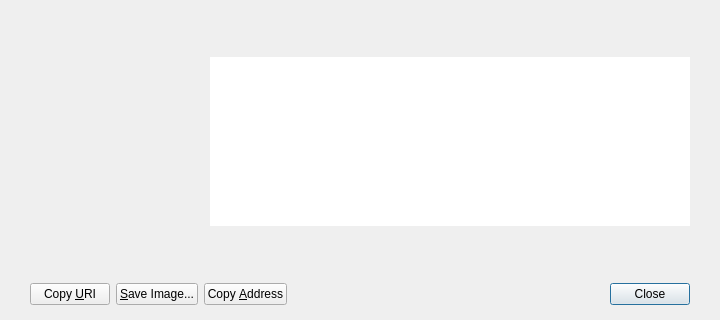
Above: src/qt/forms/receiverequestdialog.ui from Runebase/runebase before the change. Below: the same form after it.
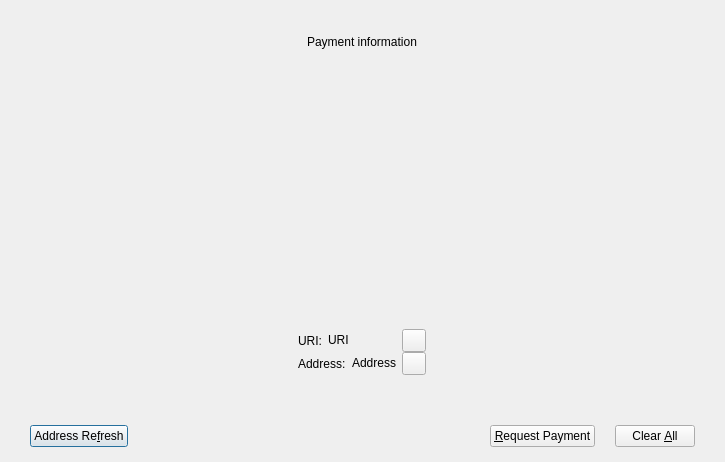
That is the form after the change. Custom widgets are drawn as their Qt base class.

Patch:
```diff
--- a/src/qt/forms/receiverequestdialog.ui
+++ b/src/qt/forms/receiverequestdialog.ui
@@ -6,8 +6,8 @@
    <rect>
     <x>0</x>
     <y>0</y>
-    <width>720</width>
-    <height>320</height>
+    <width>725</width>
+    <height>462</height>
    </rect>
   </property>
   <layout class="QVBoxLayout" name="verticalLayout_2">
@@ -18,7 +18,7 @@
     <number>0</number>
    </property>
    <property name="topMargin">
-    <number>15</number>
+    <number>0</number>
    </property>
    <property name="rightMargin">
     <number>0</number>
@@ -27,20 +27,87 @@
     <number>0</number>
    </property>
    <item>
+    <spacer name="verticalSpacer">
+     <property name="orientation">
+      <enum>Qt::Vertical</enum>
+     </property>
+     <property name="sizeHint" stdset="0">
+      <size>
+       <width>20</width>
+       <height>1</height>
+      </size>
+     </property>
+    </spacer>
+   </item>
+   <item>
+    <widget class="QWidget" name="widgetPaymentInformation" native="true">
     <layout class="QVBoxLayout" name="verticalLayout">
      <property name="spacing">
+       <number>15</number>
+      </property>
+      <property name="leftMargin">
+       <number>30</number>
+      </property>
+      <property name="topMargin">
+       <number>30</number>
+      </property>
+      <property name="rightMargin">
+       <number>30</number>
+      </property>
+      <property name="bottomMargin">
+       <number>30</number>
+      </property>
+      <item alignment="Qt::AlignHCenter|Qt::AlignVCenter">
+       <widget class="QLabel" name="labelPaymentInformation">
+        <property name="sizePolicy">
+         <sizepolicy hsizetype="Preferred" vsizetype="Maximum">
+          <horstretch>0</horstretch>
+          <verstretch>0</verstretch>
+         </sizepolicy>
+        </property>
+        <property name="text">
+         <string>Payment information</string>
+        </property>
+       </widget>
+      </item>
+      <item alignment="Qt::AlignHCenter|Qt::AlignVCenter">
+       <widget class="QWidget" name="widgetQRMargin" native="true">
+        <property name="sizePolicy">
+         <sizepolicy hsizetype="Preferred" vsizetype="Maximum">
+          <horstretch>0</horstretch>
+          <verstretch>0</verstretch>
+         </sizepolicy>
+        </property>
+        <layout class="QVBoxLayout" name="verticalLayout_5">
+         <property name="spacing">
       <number>0</number>
      </property>
+         <property name="leftMargin">
+          <number>40</number>
+         </property>
+         <property name="topMargin">
+          <number>40</number>
+         </property>
+         <property name="rightMargin">
+          <number>40</number>
+         </property>
+         <property name="bottomMargin">
+          <number>40</number>
+         </property>
      <item>
-      <layout class="QHBoxLayout" name="horizontalLayout_3">
+          <widget class="QWidget" name="widgetQRFrame" native="true">
+           <layout class="QVBoxLayout" name="verticalLayout_6">
+            <property name="spacing">
+             <number>0</number>
+            </property>
        <property name="leftMargin">
-        <number>10</number>
+             <number>0</number>
        </property>
        <property name="topMargin">
         <number>0</number>
        </property>
        <property name="rightMargin">
-        <number>30</number>
+             <number>0</number>
        </property>
        <property name="bottomMargin">
         <number>0</number>
@@ -55,14 +122,14 @@
          </property>
          <property name="minimumSize">
           <size>
-           <width>200</width>
-           <height>200</height>
+                <width>170</width>
+                <height>170</height>
           </size>
          </property>
          <property name="maximumSize">
           <size>
-           <width>200</width>
-           <height>200</height>
+                <width>170</width>
+                <height>170</height>
           </size>
          </property>
          <property name="toolTip">
@@ -79,53 +146,116 @@
          </property>
         </widget>
        </item>
-       <item>
-        <layout class="QVBoxLayout" name="verticalLayout_3">
-         <property name="topMargin">
-          <number>25</number>
-         </property>
-         <property name="bottomMargin">
-          <number>25</number>
-         </property>
-         <item>
-          <spacer name="verticalSpacer">
-           <property name="orientation">
-            <enum>Qt::Vertical</enum>
-           </property>
-           <property name="sizeHint" stdset="0">
-            <size>
-             <width>20</width>
-             <height>40</height>
-            </size>
-           </property>
-          </spacer>
+           </layout>
+          </widget>
          </item>
-         <item>
-          <widget class="QTextEdit" name="outUri">
+        </layout>
+       </widget>
+      </item>
+      <item alignment="Qt::AlignHCenter|Qt::AlignVCenter">
+       <widget class="QWidget" name="widgetAddrData" native="true">
            <property name="sizePolicy">
-            <sizepolicy hsizetype="Expanding" vsizetype="Expanding">
+         <sizepolicy hsizetype="Preferred" vsizetype="Maximum">
              <horstretch>0</horstretch>
              <verstretch>0</verstretch>
             </sizepolicy>
            </property>
-           <property name="minimumSize">
-            <size>
-             <width>0</width>
-             <height>50</height>
-            </size>
-           </property>
-           <property name="frameShape">
-            <enum>QFrame::NoFrame</enum>
-           </property>
-           <property name="frameShadow">
-            <enum>QFrame::Plain</enum>
-           </property>
-           <property name="tabChangesFocus">
-            <bool>true</bool>
-           </property>
+        <layout class="QGridLayout" name="gridLayout">
+         <property name="leftMargin">
+          <number>0</number>
+         </property>
+         <property name="topMargin">
+          <number>0</number>
+         </property>
+         <property name="rightMargin">
+          <number>0</number>
+         </property>
+         <property name="bottomMargin">
+          <number>0</number>
+         </property>
+         <property name="verticalSpacing">
+          <number>0</number>
+         </property>
+         <item row="0" column="0" alignment="Qt::AlignLeft">
+          <widget class="QWidget" name="widgetURI" native="true">
+           <layout class="QHBoxLayout" name="horizontalLayout_2">
+            <property name="leftMargin">
+             <number>0</number>
+            </property>
+            <property name="topMargin">
+             <number>0</number>
+            </property>
+            <property name="rightMargin">
+             <number>0</number>
+            </property>
+            <property name="bottomMargin">
+             <number>0</number>
+            </property>
+            <item>
+             <widget class="QLabel" name="labelURIName">
+              <property name="text">
+               <string>URI:</string>
+              </property>
+             </widget>
+            </item>
+            <item>
+             <widget class="QLabel" name="labelURI">
+              <property name="text">
+               <string>URI</string>
+              </property>
            <property name="textInteractionFlags">
-            <set>Qt::TextSelectableByKeyboard|Qt::TextSelectableByMouse</set>
-           </property>
+               <set>Qt::LinksAccessibleByMouse|Qt::TextSelectableByMouse</set>
+              </property>
+             </widget>
+            </item>
+           </layout>
+          </widget>
+         </item>
+         <item row="0" column="1">
+          <widget class="QToolButton" name="btnCopyURI"/>
+         </item>
+         <item row="1" column="0" alignment="Qt::AlignLeft">
+          <widget class="QWidget" name="widgetAddress" native="true">
+           <layout class="QHBoxLayout" name="horizontalLayout_3">
+            <property name="leftMargin">
+             <number>0</number>
+            </property>
+            <property name="topMargin">
+             <number>0</number>
+            </property>
+            <property name="rightMargin">
+             <number>0</number>
+            </property>
+            <property name="bottomMargin">
+             <number>0</number>
+            </property>
+            <item>
+             <widget class="QLabel" name="labelAddressName">
+              <property name="text">
+               <string>Address:</string>
+              </property>
+             </widget>
+            </item>
+            <item>
+             <widget class="QLabel" name="labelAddress">
+              <property name="text">
+               <string>Address</string>
+              </property>
+              <property name="textInteractionFlags">
+               <set>Qt::LinksAccessibleByMouse|Qt::TextSelectableByMouse</set>
+              </property>
+             </widget>
+            </item>
+           </layout>
+          </widget>
+         </item>
+         <item row="1" column="1">
+          <widget class="QToolButton" name="btnCopyAddress"/>
+         </item>
+        </layout>
+       </widget>
+      </item>
+     </layout>
           </widget>
          </item>
          <item>
@@ -136,16 +266,10 @@
            <property name="sizeHint" stdset="0">
             <size>
              <width>20</width>
-             <height>40</height>
+       <height>0</height>
             </size>
            </property>
           </spacer>
-         </item>
-        </layout>
-       </item>
-      </layout>
-     </item>
-    </layout>
    </item>
    <item>
     <widget class="QWidget" name="buttonsContainerWhite" native="true">
@@ -164,33 +288,13 @@
       </property>
       <item>
        <layout class="QHBoxLayout" name="horizontalLayout">
-        <item>
-         <widget class="QPushButton" name="btnCopyURI">
-          <property name="text">
-           <string>Copy &amp;URI</string>
-          </property>
-          <property name="autoDefault">
-           <bool>false</bool>
-          </property>
-         </widget>
-        </item>
+        <property name="spacing">
+         <number>20</number>
+        </property>
         <item>
          <widget class="QPushButton" name="btnSaveAs">
           <property name="text">
-           <string>&amp;Save Image...</string>
-          </property>
-          <property name="autoDefault">
-           <bool>false</bool>
-          </property>
-         </widget>
-        </item>
-        <item>
-         <widget class="QPushButton" name="btnCopyAddress">
-          <property name="text">
-           <string>Copy &amp;Address</string>
-          </property>
-          <property name="autoDefault">
-           <bool>false</bool>
+           <string>Address Re&amp;fresh</string>
           </property>
          </widget>
         </item>
@@ -208,12 +312,16 @@
          </spacer>
         </item>
         <item>
-         <widget class="QDialogButtonBox" name="buttonBox">
-          <property name="styleSheet">
-           <string notr="true"/>
+         <widget class="QPushButton" name="btnRequestPayment">
+          <property name="text">
+           <string>&amp;Request Payment</string>
           </property>
-          <property name="standardButtons">
-           <set>QDialogButtonBox::Close</set>
+         </widget>
+        </item>
+        <item>
+         <widget class="QPushButton" name="btnClear">
+          <property name="text">
+           <string>Clear &amp;All</string>
           </property>
          </widget>
         </item>
```
Left out of the diff: 39 changed lines with no effect on the pictures. Lines whose indentation alone changed are shown as unchanged.
